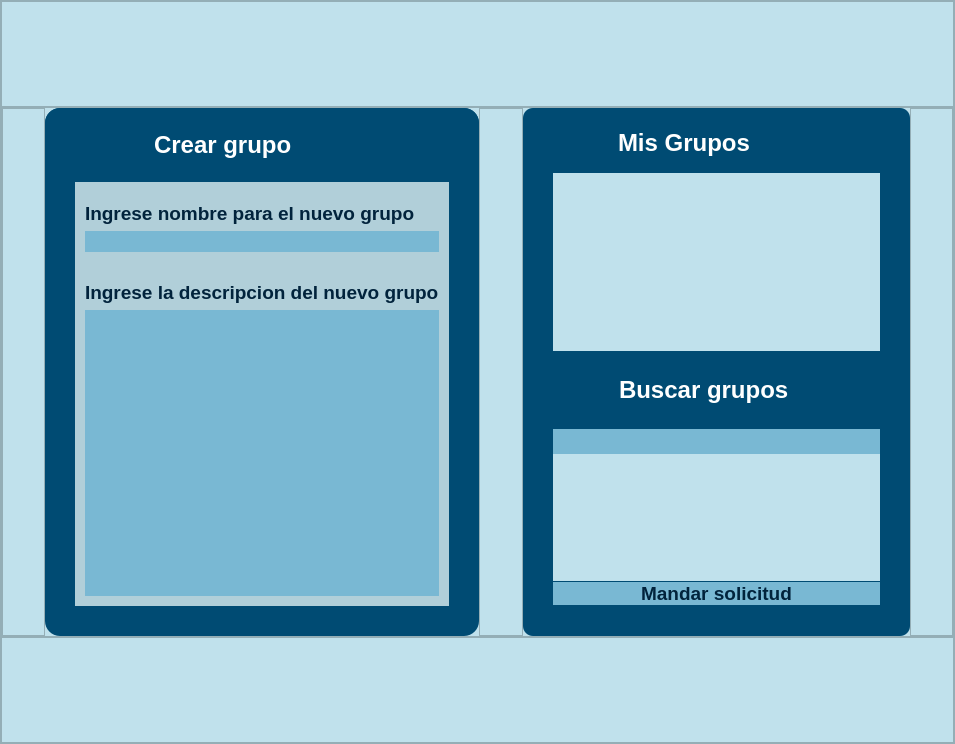
Old version of the form src/resources/interface/Ventana_Grupos.ui in the repository Yosoyepa/MyUnApp.
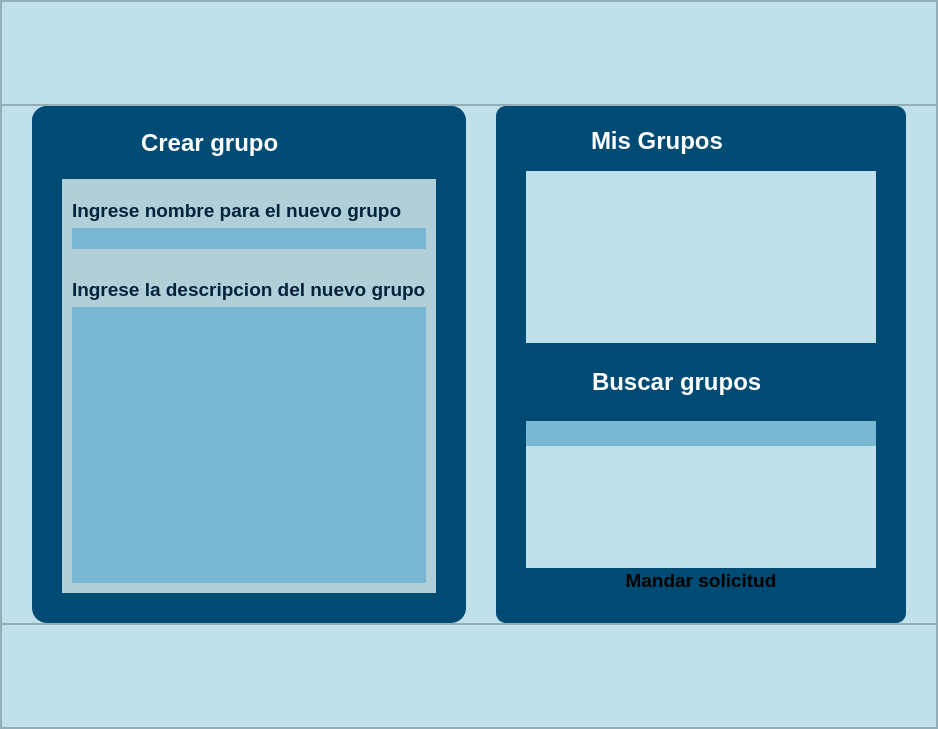
New version of the form. Icons and pictures are not drawn.

```diff
--- a/src/resources/interface/Ventana_Grupos.ui
+++ b/src/resources/interface/Ventana_Grupos.ui
@@ -6,8 +6,8 @@
    <rect>
     <x>0</x>
     <y>0</y>
-    <width>955</width>
-    <height>744</height>
+    <width>938</width>
+    <height>729</height>
    </rect>
   </property>
   <property name="windowTitle">
@@ -138,41 +138,29 @@
                <property name="frameShadow">
                 <enum>QFrame::Raised</enum>
                </property>
-               <layout class="QHBoxLayout" name="horizontalLayout_2" stretch="1,6,1,6,1">
+               <layout class="QHBoxLayout" name="horizontalLayout_2" stretch="6,6">
                 <property name="spacing">
-                 <number>0</number>
+                 <number>30</number>
                 </property>
                 <property name="leftMargin">
-                 <number>0</number>
+                 <number>30</number>
                 </property>
                 <property name="topMargin">
                  <number>0</number>
                 </property>
                 <property name="rightMargin">
-                 <number>0</number>
+                 <number>30</number>
                 </property>
                 <property name="bottomMargin">
                  <number>0</number>
                 </property>
-                <item>
-                 <widget class="QFrame" name="frame_9">
-                  <property name="styleSheet">
-                   <string notr="true"/>
-                  </property>
-                  <property name="frameShape">
-                   <enum>QFrame::StyledPanel</enum>
-                  </property>
-                  <property name="frameShadow">
-                   <enum>QFrame::Raised</enum>
-                  </property>
-                 </widget>
-                </item>
                 <item>
                  <widget class="QFrame" name="frame_10">
                   <property name="styleSheet">
                    <string notr="true">background-color: rgb(0, 75, 115);
 
-border-radius:15px;</string>
+border-radius:15px;
+</string>
                   </property>
                   <property name="frameShape">
                    <enum>QFrame::NoFrame</enum>
@@ -278,7 +266,7 @@
 }
 
 QPushButton:hover{
-	background-color: rgb(62, 201, 255);
+	background-color: rgb(121, 184, 211);
 	border-radius: 0px;
 }
 
@@ -503,19 +491,6 @@
                   </layout>
                  </widget>
                 </item>
-                <item>
-                 <widget class="QFrame" name="frame_11">
-                  <property name="styleSheet">
-                   <string notr="true"/>
-                  </property>
-                  <property name="frameShape">
-                   <enum>QFrame::StyledPanel</enum>
-                  </property>
-                  <property name="frameShadow">
-                   <enum>QFrame::Raised</enum>
-                  </property>
-                 </widget>
-                </item>
                 <item>
                  <widget class="QFrame" name="frame_12">
                   <property name="styleSheet">
@@ -617,7 +592,7 @@
 }
 
 QPushButton:hover{
-	background-color: rgb(62, 201, 255);
+	background-color: rgb(121, 184, 211);
 	border-radius: 0px;
 }
 
@@ -667,6 +642,23 @@
                              <height>60</height>
                             </size>
                            </property>
+                           <property name="styleSheet">
+                            <string notr="true">QPushButton{
+	background-color: transparent;
+	border-radius: 0px;
+}
+
+QPushButton:hover{
+	background-color: rgb(121, 184, 211);
+	border-radius: 0px;
+}
+
+QPushButton::pressed{
+	
+	background-color: rgb(1, 35, 60);
+	border-radius: 0px;
+}</string>
+                           </property>
                            <property name="text">
                             <string/>
                            </property>
@@ -700,7 +692,7 @@
 }
 
 QPushButton:hover{
-	background-color: rgb(62, 201, 255);
+	background-color: rgb(121, 184, 211);
 	border-radius: 0px;
 }
 
@@ -738,8 +730,8 @@
                           <rect>
                            <x>0</x>
                            <y>0</y>
-                           <width>327</width>
-                           <height>178</height>
+                           <width>332</width>
+                           <height>172</height>
                           </rect>
                          </property>
                          <layout class="QVBoxLayout" name="verticalLayout_11">
@@ -802,7 +794,7 @@
 }
 
 QPushButton:hover{
-	background-color: rgb(62, 201, 255);
+	background-color: rgb(121, 184, 211);
 	border-radius: 0px;
 }
 
@@ -857,8 +849,8 @@
                           <rect>
                            <x>0</x>
                            <y>0</y>
-                           <width>327</width>
-                           <height>177</height>
+                           <width>332</width>
+                           <height>172</height>
                           </rect>
                          </property>
                          <layout class="QVBoxLayout" name="verticalLayout_12" stretch="2,10,2">
@@ -1000,8 +992,29 @@
                                 </font>
                                </property>
                                <property name="styleSheet">
-                                <string notr="true">background-color: rgb(121, 184, 211);
-color: rgb(1, 35, 60);</string>
+                                <string notr="true">QPushButton{
+	background-color: rgb(121, 184, 211);
+	border-radius: 0px;
+	color: rgb(1, 35, 60);
+}
+
+QPushButton:hover{
+	background-color: rgb(180, 211, 221);
+	border-radius: 0px;
+};
+
+QPushButton::pressed{
+	
+	background-color: rgb(1, 35, 60);
+	border-radius: 0px;
+};
+
+
+
+
+
+
+</string>
                                </property>
                                <property name="text">
                                 <string>Mandar solicitud</string>
@@ -1021,19 +1034,6 @@
                   </layout>
                  </widget>
                 </item>
-                <item>
-                 <widget class="QFrame" name="frame_13">
-                  <property name="styleSheet">
-                   <string notr="true"/>
-                  </property>
-                  <property name="frameShape">
-                   <enum>QFrame::StyledPanel</enum>
-                  </property>
-                  <property name="frameShadow">
-                   <enum>QFrame::Raised</enum>
-                  </property>
-                 </widget>
-                </item>
                </layout>
               </widget>
              </item>
```
